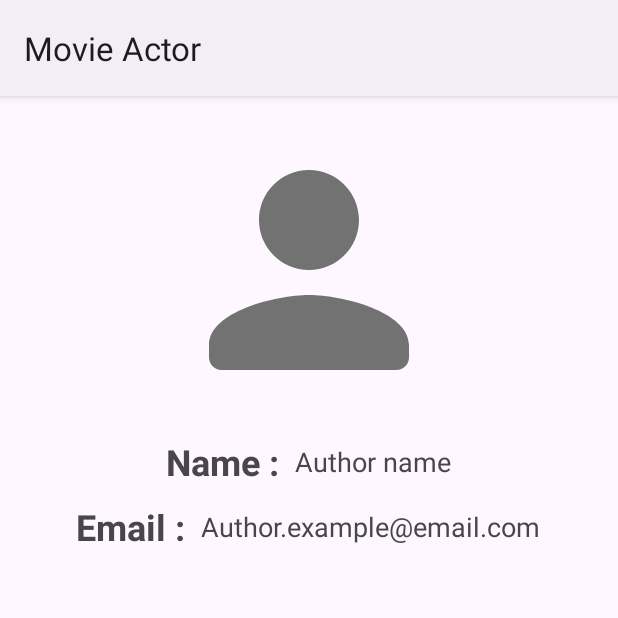
After one commit to markotok99/Submision-Movie-Actor, an Android app: the AboutActivity screen opened directly, with no data from a screen before it, on a phone screen of 412 x 824 dp, the top half of it. The commit adds this screen. Run offline under Robolectric (Android 15) with nearby library versions, the phone set to English and light mode, and no system bars.

Commit message:
final commit update about page

```diff
--- a/app/src/main/AndroidManifest.xml
+++ b/app/src/main/AndroidManifest.xml
@@ -12,6 +12,9 @@
         android:supportsRtl="true"
         android:theme="@style/Theme.MovieActor"
         tools:targetApi="31">
+        <activity
+            android:name=".AboutActivity"
+            android:exported="false" />
         <activity
             android:name=".DetailActivity"
             android:exported="false" />
--- /dev/null
+++ b/app/src/main/java/com/aryanto/movieactor/AboutActivity.kt
@@ -0,0 +1,24 @@
+package com.aryanto.movieactor
+
+import androidx.appcompat.app.AppCompatActivity
+import android.os.Bundle
+import com.aryanto.movieactor.databinding.ActivityAboutBinding
+
+class AboutActivity : AppCompatActivity() {
+    private lateinit var binding: ActivityAboutBinding
+    override fun onCreate(savedInstanceState: Bundle?) {
+        super.onCreate(savedInstanceState)
+        binding = ActivityAboutBinding.inflate(layoutInflater)
+        setContentView(binding.root)
+
+        setView()
+    }
+
+    private fun setView() {
+        binding.apply {
+            ivAboutPhoto.setImageResource(R.drawable.person_24)
+            tvNameAbout.text = "Author name"
+            tvEmailAbout.text = "Author.example@email.com"
+        }
+    }
+}
--- a/app/src/main/java/com/aryanto/movieactor/HomeActivity.kt
+++ b/app/src/main/java/com/aryanto/movieactor/HomeActivity.kt
@@ -1,7 +1,10 @@
 package com.aryanto.movieactor
 
+import android.content.Intent
 import androidx.appcompat.app.AppCompatActivity
 import android.os.Bundle
+import android.view.Menu
+import android.view.MenuItem
 import androidx.recyclerview.widget.LinearLayoutManager
 import com.aryanto.movieactor.databinding.ActivityHomeBinding
 import com.aryanto.movieactor.databinding.ActivitySplashBinding
@@ -9,6 +12,24 @@ import com.aryanto.movieactor.databinding.ActivitySplashBinding
 class HomeActivity : AppCompatActivity() {
     private lateinit var binding: ActivityHomeBinding
     private lateinit var homeAdapter: HomeAdapter
+
+    override fun onCreateOptionsMenu(menu: Menu?): Boolean {
+        menuInflater.inflate(R.menu.main, menu)
+        return true
+    }
+
+    override fun onOptionsItemSelected(item: MenuItem): Boolean {
+        return when(item.itemId){
+            R.id.about_page ->{
+                val intent = Intent(this, AboutActivity::class.java)
+                startActivity(intent)
+                true
+            }
+
+            else -> super.onOptionsItemSelected(item)
+
+        }
+    }
     override fun onCreate(savedInstanceState: Bundle?) {
         super.onCreate(savedInstanceState)
         binding = ActivityHomeBinding.inflate(layoutInflater)
--- /dev/null
+++ b/app/src/main/res/layout/activity_about.xml
@@ -0,0 +1,71 @@
+<?xml version="1.0" encoding="utf-8"?>
+<ScrollView xmlns:android="http://schemas.android.com/apk/res/android"
+    xmlns:app="http://schemas.android.com/apk/res-auto"
+    xmlns:tools="http://schemas.android.com/tools"
+    android:layout_width="match_parent"
+    android:layout_height="match_parent"
+    tools:context=".AboutActivity">
+
+    <LinearLayout
+        android:layout_width="match_parent"
+        android:layout_height="wrap_content"
+        android:orientation="vertical"
+        android:gravity="center_horizontal"
+        android:layout_margin="10dp">
+
+        <ImageView
+            android:layout_width="200dp"
+            android:layout_height="200dp"
+            android:id="@+id/ivAboutPhoto"
+            android:src="@drawable/person_24"
+            android:scaleType="centerCrop"
+            android:layout_margin="6dp"
+            android:contentDescription="@string/logo_image_about"/>
+
+        <LinearLayout
+            android:layout_width="match_parent"
+            android:layout_height="wrap_content"
+            android:gravity="center">
+
+            <TextView
+                android:layout_width="wrap_content"
+                android:layout_height="wrap_content"
+                android:text="@string/name_tv"
+                android:textSize="24sp"
+                android:textStyle="bold"
+                android:padding="5dp"/>
+            <TextView
+                android:layout_width="wrap_content"
+                android:layout_height="wrap_content"
+                android:id="@+id/tvNameAbout"
+                android:text="@string/your_name"
+                android:textSize="18sp"
+                android:padding="5dp"/>
+
+        </LinearLayout>
+
+        <LinearLayout
+            android:layout_width="match_parent"
+            android:layout_height="wrap_content"
+            android:gravity="center">
+
+            <TextView
+                android:layout_width="wrap_content"
+                android:layout_height="wrap_content"
+                android:text="@string/email_tv"
+                android:textSize="24sp"
+                android:textStyle="bold"
+                android:padding="5dp"/>
+            <TextView
+                android:layout_width="wrap_content"
+                android:layout_height="wrap_content"
+                android:id="@+id/tvEmailAbout"
+                android:text="@string/email_example_com"
+                android:textSize="18sp"
+                android:padding="5dp"/>
+        </LinearLayout>
+
+
+    </LinearLayout>
+
+</ScrollView>
--- /dev/null
+++ b/app/src/main/res/menu/main.xml
@@ -0,0 +1,8 @@
+<?xml version="1.0" encoding="utf-8"?>
+<menu xmlns:android="http://schemas.android.com/apk/res/android"
+    xmlns:app="http://schemas.android.com/apk/res-auto">
+    <item
+        android:id="@+id/about_page"
+        android:title="@string/about_page"
+        app:showAsAction="never"/>
+</menu>
--- a/app/src/main/res/values-night/themes.xml
+++ b/app/src/main/res/values-night/themes.xml
@@ -1,6 +1,6 @@
 <resources xmlns:tools="http://schemas.android.com/tools">
     <!-- Base application theme. -->
-    <style name="Base.Theme.MovieActor" parent="Theme.Material3.DayNight.NoActionBar">
+    <style name="Base.Theme.MovieActor" parent="Theme.Material3.DayNight">
         <!-- Customize your dark theme here. -->
         <!-- <item name="colorPrimary">@color/my_dark_primary</item> -->
     </style>
--- a/app/src/main/res/values/strings.xml
+++ b/app/src/main/res/values/strings.xml
@@ -5,5 +5,11 @@
     <string name="name">Name</string>
     <string name="description">Description</string>
     <string name="logo_detail_image_person">Logo detail image person</string>
+    <string name="name_tv">Name :</string>
+    <string name="your_name">Your name</string>
+    <string name="email_tv">Email :</string>
+    <string name="email_example_com">email@example.com</string>
+    <string name="logo_image_about">Logo image about</string>
+    <string name="about_page">About Page</string>
 
 </resources>
--- a/app/src/main/res/values/themes.xml
+++ b/app/src/main/res/values/themes.xml
@@ -1,6 +1,6 @@
 <resources xmlns:tools="http://schemas.android.com/tools">
     <!-- Base application theme. -->
-    <style name="Base.Theme.MovieActor" parent="Theme.Material3.DayNight.NoActionBar">
+    <style name="Base.Theme.MovieActor" parent="Theme.Material3.DayNight">
         <!-- Customize your light theme here. -->
         <!-- <item name="colorPrimary">@color/my_light_primary</item> -->
     </style>
```
